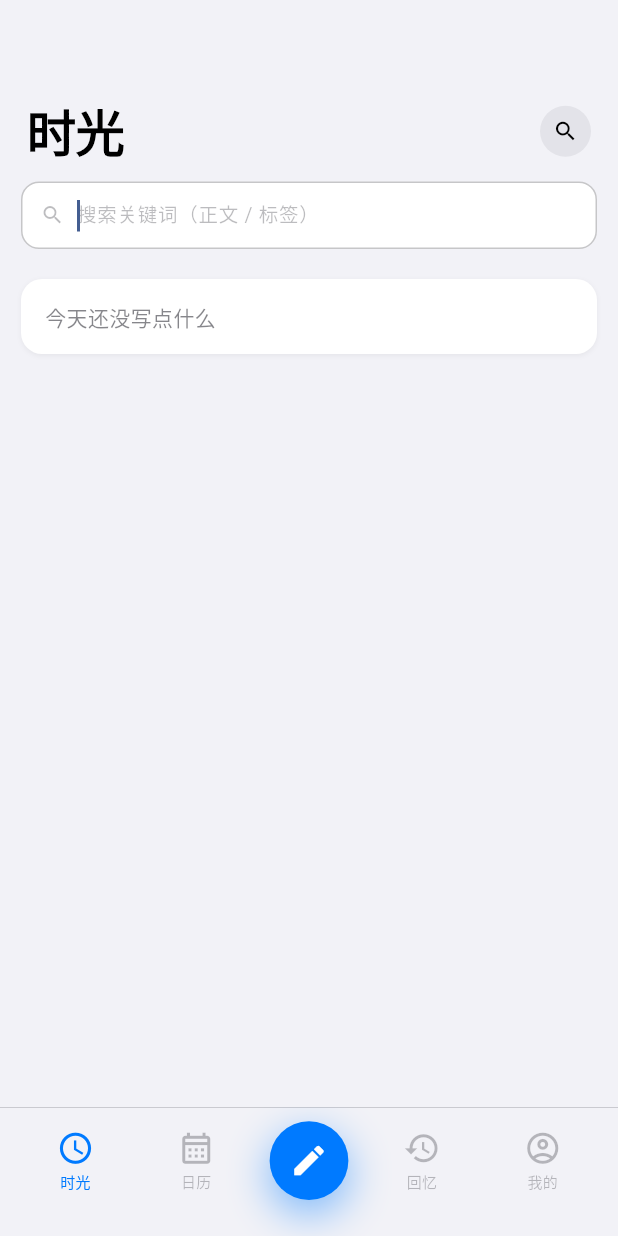
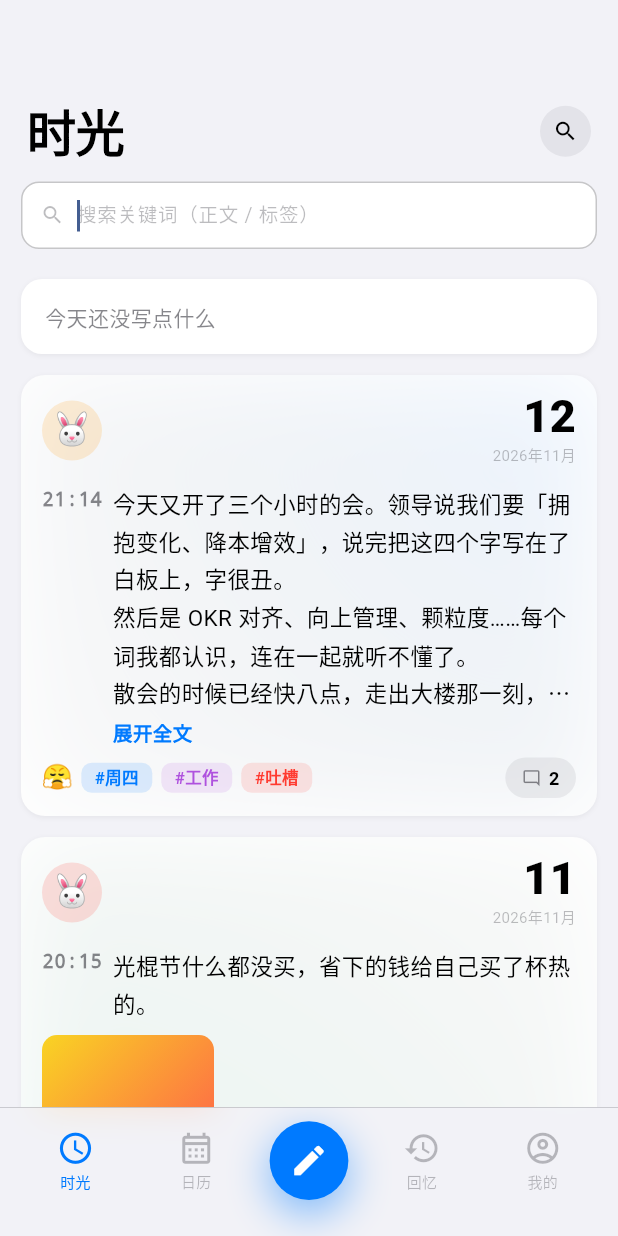
Before and after one commit to zhangsan1357/onesentence-diary-app, a Flutter app: the screen it shows after launch, after a tap on the "search" icon, on a phone screen of 412 x 824 dp. Run offline on Flutter 3.47's test engine with Material 3 defaults, Android fonts, the phone set to English and light mode, and no system bars; our stand-ins replace dio, drift, flutter_local_notifications, flutter_riverpod, flutter_secure_storage, image_picker and 5 more; missing offline and left inert: audio_waveforms, cryptography, pointycastle; accounts and stored records are empty; generated files the repository leaves out were written again.

Commit message:
头像改本地确定性生成（SeedAvatar，永不灰）+ 评论时间标准格式 yyyy-MM-dd HH:mm
- 灰色根因：cravatar 远端图 web 预览受 CORS 限制、真机受网络波动，两轮都加载失败
- SeedAvatar：颜色(8色板)+表情(20动物脸)由种子哈希决定，同种子稳定、零网络依赖
- 天卡头像种子=日期（每天一个）；评论种子=who|time|text；字母圆『我』随之消失
- 新评论存完整时间；存量 HH:mm 显示时补条目日期
- 拆除网络头像链路（util/avatar.dart、_avatars、avatarUrl 字段、_Avatar、_letterAvatar）
- ServerEntry.avatar 契约字段保留解析（客户端不再消费）
- 测试 82 项全绿（新增评论展开断言）+ analyze 零告警

```diff
--- a/lib/core/api/api_client.dart
+++ b/lib/core/api/api_client.dart
@@ -38,8 +38,9 @@ class ServerEntry {
   final int payloadSize;
   final String createdAt;
   final String updatedAt;
-  // 契约增量（2026-11-15 用户拍板）：随机头像 URL——响应时现生成、不落库、
-  // 每次请求都不同（树洞匿名风），与条目内容无关联（02 §0 云端只见密文不破坏）。
+  // 契约增量（2026-11-15）：随机头像 URL——响应时现生成、不落库、每次请求都不同。
+  // 客户端不用于展示（web 受 CORS 限制、真机受网络波动，两轮均渲染成灰色占位），
+  // 头像改由本地 SeedAvatar 确定性生成；字段保留仅文档化契约。
   final String? avatar;
   // 契约缺口防御：sync 列表含 deleted 条目（02 §5.3），字段级定义未列出该字段，
   // 按可选字段兼容（bool/int 均可）。
--- a/lib/core/config/app_defaults.dart
+++ b/lib/core/config/app_defaults.dart
@@ -38,7 +38,8 @@ class AppDefaults {
   static String tagColorSeeded(String name, String seed) =>
       _hashColorName(name + seed);
 
-  static String _hashColorName(String s) {
+  /// 稳定哈希（JS 32 位溢出语义，非负）——标签色与本地头像等确定性着色共用。
+  static int stableHash(String s) {
     var h = 0;
     for (var i = 0; i < s.length; i++) {
       final cc = s.codeUnitAt(i);
@@ -46,9 +47,10 @@ class AppDefaults {
       h = _toInt32(cc) + _toInt32((_toInt32(h << 5)) - h);
       h = _toInt32(h);
     }
-    final abs = h.isNegative ? _toInt32(-h) : h;
-    return tagColorNames[abs % 8];
+    return h.isNegative ? _toInt32(-h) : h;
   }
+
+  static String _hashColorName(String s) => tagColorNames[stableHash(s) % 8];
 
   /// 用户调色板覆盖（标签管理设置，设备本地 KV，AppSession 加载/回写）：
   /// 标签名 → 8 色名；未覆盖的标签走稳定哈希。
--- a/lib/core/model/diary_entry.dart
+++ b/lib/core/model/diary_entry.dart
@@ -40,7 +40,7 @@ class MediaRef {
 class EntryComment {
   final String who;
   final String text;
-  final String time; // HH:mm
+  final String time; // 新评论 yyyy-MM-dd HH:mm；存量 HH:mm（显示时补条目日期）
 
   const EntryComment({required this.who, required this.text, required this.time});
 
@@ -116,7 +116,6 @@ class DiaryEntry {
   final String? cipherJson; // Envelope 序列化 JSON（null=未落库）
   final DateTime updatedAt;
   final bool deleted;
-  final String? avatarUrl; // 随机头像 URL（服务端响应现生成，仅内存、不落库）
 
   const DiaryEntry({
     required this.localId,
@@ -126,7 +125,6 @@ class DiaryEntry {
     required this.cipherJson,
     required this.updatedAt,
     this.deleted = false,
-    this.avatarUrl,
   });
 
   DiaryEntry copyWith({
@@ -137,7 +135,6 @@ class DiaryEntry {
     String? cipherJson,
     DateTime? updatedAt,
     bool? deleted,
-    String? avatarUrl,
   }) =>
       DiaryEntry(
         localId: localId ?? this.localId,
@@ -147,7 +144,6 @@ class DiaryEntry {
         cipherJson: cipherJson ?? this.cipherJson,
         updatedAt: updatedAt ?? this.updatedAt,
         deleted: deleted ?? this.deleted,
-        avatarUrl: avatarUrl ?? this.avatarUrl,
       );
 }
 
--- a/lib/core/repo/demo_data.dart
+++ b/lib/core/repo/demo_data.dart
@@ -1,8 +1,6 @@
 // 演示数据 = mockup v2 的 ENTRIES 逐条移植（Chrome 视觉迭代用，M2-b 对照）。
 // cek 为空的 MediaRef 表示 demo 占位（UI 渲染渐变色块，不发网络请求）。
-// 头像：demo 走与线上同款 cravatar 渲染路径（种子=localId，确定性）。
 import '../model/diary_entry.dart';
-import '../util/avatar.dart';
 
 DiaryEntry _demo({
   required String date,
@@ -36,7 +34,6 @@ DiaryEntry _demo({
     ),
     cipherJson: null,
     updatedAt: DateTime.parse('$date $time'.replaceFirst(' ', 'T')),
-    avatarUrl: avatarUrl('demo-$date-$seq'),
   );
 }
 
--- a/lib/core/util/avatar.dart
+++ /dev/null
@@ -1,17 +0,0 @@
-// 头像 URL 助手：md5(seed) → https://cravatar.cn/avatar/<hex>.png
-// （沿用 linkBoy CravatarUtil → 后端 AvatarUtil 的同源做法，任意 MD5 hex 都有头像）。
-// 用途边界：后端条目头像是响应时随机生成（EntryVO.avatar，不落库、每次请求不同，
-// 树洞匿名风）；客户端此助手仅用于 demo 数据展示与评论装饰（评论在密文载荷内，
-// 用评论身份做确定性种子——同一条评论头像稳定且互不相同，不破坏「云端只见密文」）。
-import 'dart:convert';
-import 'dart:typed_data';
-
-import 'package:pointycastle/digests/md5.dart';
-
-import '../e2ee/bytes.dart';
-
-String avatarUrl(String seed) {
-  final digest =
-      MD5Digest().process(Uint8List.fromList(utf8.encode(seed)));
-  return 'https://cravatar.cn/avatar/${hexEncode(digest)}.png';
-}
--- /dev/null
+++ b/lib/widgets/seed_avatar.dart
@@ -0,0 +1,36 @@
+// 本地确定性头像（2026-11-15 用户拍板替代远端 cravatar）：web 预览受 CORS 限制、
+// 真机受网络波动，网络头像两次都渲染成灰色占位。改为颜色+表情由种子哈希决定——
+// 与标签色同源哈希（AppDefaults.stableHash），同种子稳定、跨端一致、零网络依赖。
+import 'package:flutter/material.dart';
+
+import '../core/config/app_defaults.dart';
+
+class SeedAvatar extends StatelessWidget {
+  final String seed;
+  final double size;
+
+  const SeedAvatar({super.key, required this.seed, required this.size});
+
+  static const _faces = [
+    '🐰', '🐱', '🦊', '🐻', '🐼', '🐨', '🐯', '🦁', '🐮', '🐷',
+    '🐸', '🐵', '🐧', '🦉', '🦄', '🐙', '🐢', '🐳', '🦋', '🐝',
+  ];
+
+  @override
+  Widget build(BuildContext context) {
+    final b = Theme.of(context).brightness;
+    final h = AppDefaults.stableHash(seed);
+    final color = Color(AppDefaults.tagColorHex[AppDefaults.tagColorNames[h % 8]]!);
+    final face = _faces[(h ~/ 8) % _faces.length];
+    return Container(
+      width: size,
+      height: size,
+      alignment: Alignment.center,
+      decoration: BoxDecoration(
+        shape: BoxShape.circle,
+        color: color.withValues(alpha: b == Brightness.dark ? .30 : .16),
+      ),
+      child: Text(face, style: TextStyle(fontSize: size * .52, height: 1)),
+    );
+  }
+}
```
Also changed, not shown: lib/core/session/app_session.dart (+1 -11 lines), lib/features/feed/comments_view.dart (+10 -40 lines), lib/features/feed/feed_page.dart (+3 -33 lines), 2 other files.
